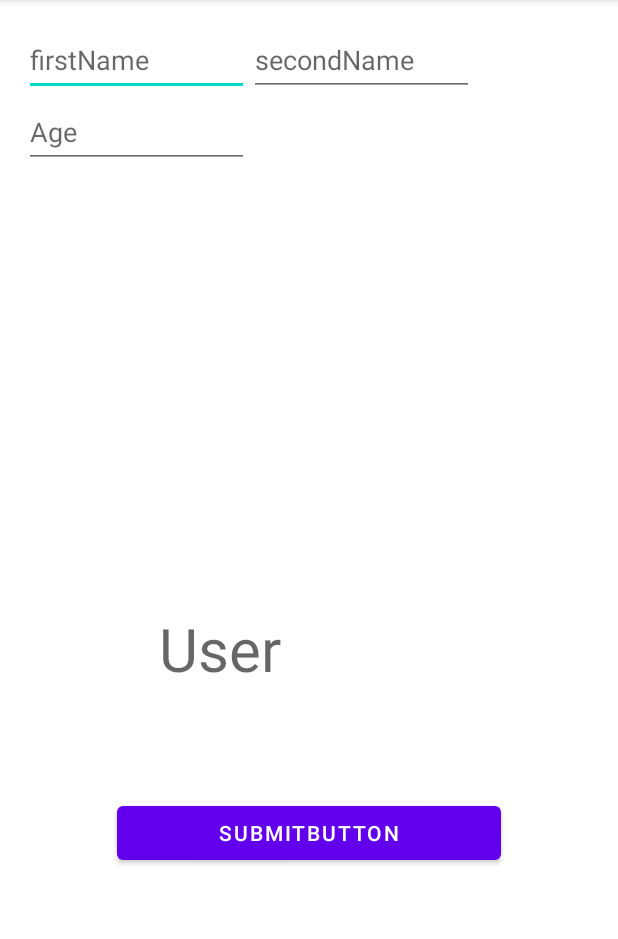
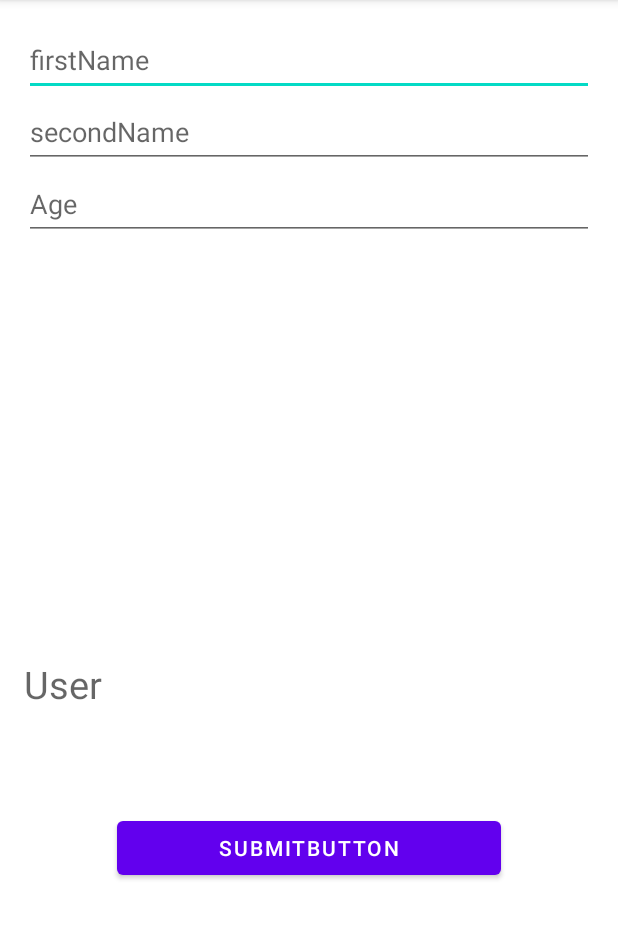
Before and after one commit to ArkadijGalp/AndroidHomework, an Android app: the screen it shows after launch (MainActivity), on a phone screen of 412 x 824 dp, the part 84-1023 px from its top. Run offline under Robolectric (Android 15) with nearby library versions, the phone set to English and light mode, and no system bars.

Commit message:
Fix with parent's

```diff
--- a/app/src/main/res/layout/activity_main.xml
+++ b/app/src/main/res/layout/activity_main.xml
@@ -11,42 +11,46 @@
 
     <EditText
         android:id="@+id/inputFirstName"
-        android:layout_width="150dp"
+        android:layout_width="match_parent"
         android:layout_height="48dp"
+        android:autofillHints="string"
         android:hint="@string/editText_name"
+        android:inputType="text"
+        android:textColor="@color/black"
+        app:layout_constraintEnd_toEndOf="parent"
         app:layout_constraintStart_toStartOf="parent"
-        app:layout_constraintTop_toTopOf="parent"
-        android:inputType="text"
-        android:autofillHints="string">
+        app:layout_constraintTop_toTopOf="parent">
 
     </EditText>
 
     <EditText
         android:id="@+id/inputSecondName"
-        android:layout_width="150dp"
+        android:layout_width="match_parent"
         android:layout_height="48dp"
+        android:autofillHints="string"
         android:hint="@string/editText_secondName"
+        android:textColor="@color/black"
         app:layout_constraintEnd_toEndOf="parent"
-        app:layout_constraintHorizontal_bias="0.0"
-        app:layout_constraintStart_toEndOf="@+id/inputFirstName"
-        app:layout_constraintTop_toTopOf="parent"
-        android:autofillHints="string" />
+        app:layout_constraintStart_toStartOf="parent"
+        app:layout_constraintTop_toBottomOf="@+id/inputFirstName" />
 
     <EditText
         android:id="@+id/inputAge"
-        android:layout_width="150dp"
+        android:layout_width="match_parent"
         android:layout_height="48dp"
         android:hint="@string/editText_age"
-        app:layout_constraintStart_toStartOf="@+id/inputFirstName"
+        android:inputType="number"
+        android:textColor="@color/black"
         app:layout_constraintTop_toBottomOf="@+id/inputSecondName"
-        android:inputType="number" />
+        tools:layout_editor_absoluteX="-1dp" />
 
     <TextView
         android:id="@+id/UserView"
-        android:layout_width="200dp"
+        android:layout_width="match_parent"
         android:layout_height="wrap_content"
-        android:textSize="40sp"
         android:hint="User"
+        android:textColor="@color/black"
+        android:textSize="25sp"
         app:layout_constraintBottom_toBottomOf="parent"
         app:layout_constraintEnd_toEndOf="parent"
         app:layout_constraintStart_toStartOf="parent"
```
